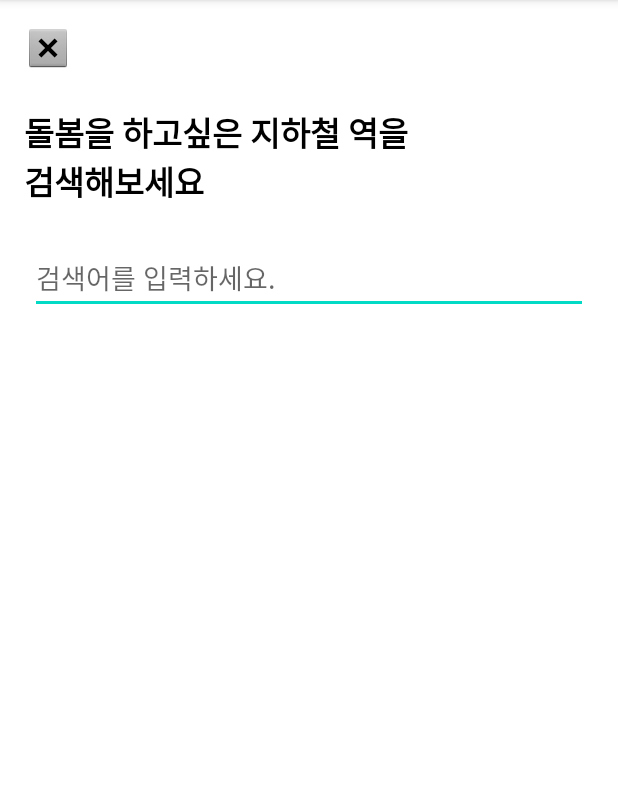
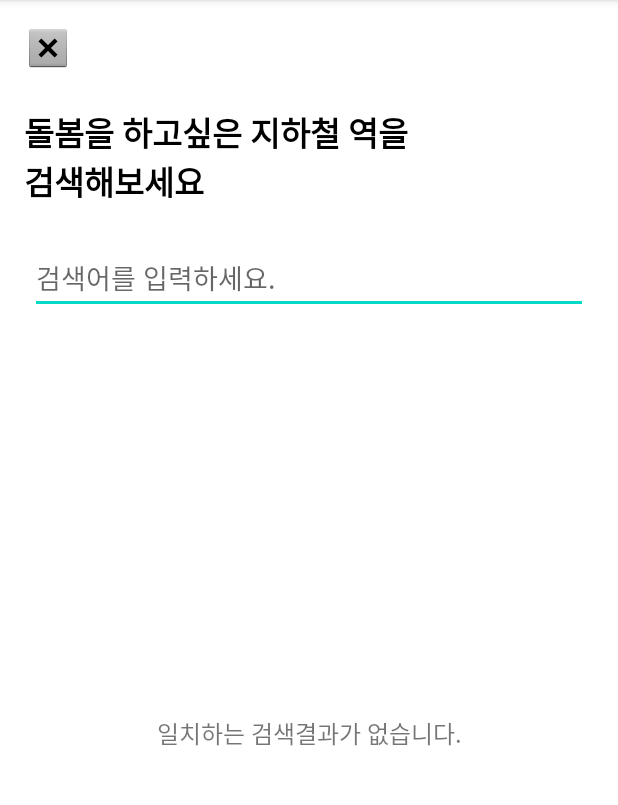
Before and after one commit to gjgustjd/SearchStationApplication, an Android app: the SearchActivity screen opened directly, with no data from a screen before it, on a phone screen of 412 x 824 dp, the part 84-889 px from its top. Run offline under Robolectric (Android 15) with nearby library versions, the phone set to English and light mode, and no system bars; our stand-ins replace Dagger/Hilt's generated code, data binding; 3 statements that could not run were skipped.

Commit message:
:sparkles:Feat:일치하는 검색결과 없을 시 안내문구 표시
일치하는 검색결과 없을 시 하단에 안내문구 표시

```diff
--- a/app/src/main/java/com/example/searchstationapplication/activity/search/SearchBindingAdapter.kt
+++ b/app/src/main/java/com/example/searchstationapplication/activity/search/SearchBindingAdapter.kt
@@ -7,6 +7,7 @@ import android.text.TextWatcher
 import android.util.Log
 import android.view.View
 import android.widget.EditText
+import android.widget.TextView
 import android.widget.Toast
 import androidx.databinding.BindingAdapter
 import androidx.recyclerview.widget.RecyclerView
@@ -60,7 +61,7 @@ object SearchBindingAdapter {
 
     @BindingAdapter("BindViewModel")
     @JvmStatic
-    fun watchEditText(editText: EditText, viewModel: SearchViewModel) {
+    fun watchEditText(editText: EditText, viewModel: SearchViewModel){
         editText.addTextChangedListener(object : TextWatcher {
             override fun beforeTextChanged(s: CharSequence?, start: Int, count: Int, after: Int) {}
             override fun onTextChanged(s: CharSequence?, start: Int, before: Int, count: Int) {}
@@ -68,6 +69,21 @@ object SearchBindingAdapter {
                 viewModel.doSearch(s.toString())
             }
         })
+    }
+
+
+    @BindingAdapter("BindListData")
+    @JvmStatic
+    fun showEmptyText(view: TextView, stationList: ApiResponse<List<SubWayStation>>?) {
+        if (stationList is Success) {
+            if (stationList.data!!.size == 0) {
+                view.visibility = View.VISIBLE
+            } else {
+                view.visibility = View.GONE
+            }
+        } else {
+            view.visibility = View.VISIBLE
+        }
     }
 
     @BindingAdapter("BindSubWayStation", "BindViewModel")
--- a/app/src/main/res/layout/activity_search.xml
+++ b/app/src/main/res/layout/activity_search.xml
@@ -12,6 +12,10 @@
         <variable
             name="viewModel"
             type="com.example.searchstationapplication.activity.search.SearchViewModel" />
+
+        <variable
+            name="isKeywordEmpty"
+            type="Boolean"/>
     </data>
 
     <androidx.constraintlayout.widget.ConstraintLayout
@@ -73,5 +77,18 @@
             app:layout_constraintTop_toBottomOf="@+id/edt_search_station"
             tools:listitem="@layout/item_search_station" />
 
+        <TextView
+            android:id="@+id/txt_search_empty_keyword"
+            BindListData="@{viewModel.searchedStationList}"
+            android:layout_width="wrap_content"
+            android:layout_height="wrap_content"
+            android:text="일치하는 검색결과가 없습니다."
+            android:textSize="16dp"
+            android:visibility="gone"
+            app:layout_constraintBottom_toBottomOf="@+id/recycler_search_stations"
+            app:layout_constraintEnd_toEndOf="@+id/recycler_search_stations"
+            app:layout_constraintStart_toStartOf="@+id/recycler_search_stations"
+            app:layout_constraintTop_toTopOf="@+id/recycler_search_stations" />
+
     </androidx.constraintlayout.widget.ConstraintLayout>
 </layout>
```
